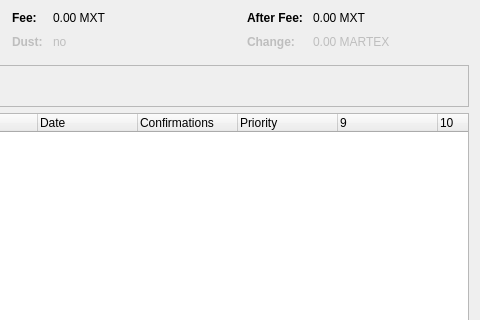
Qt form src/qt/forms/coincontroldialog.ui (marcianovc/martexcoin) before a commit; both pictures show x 474 to 954 and y 0 to 320 of the 954 by 500 pixel window.
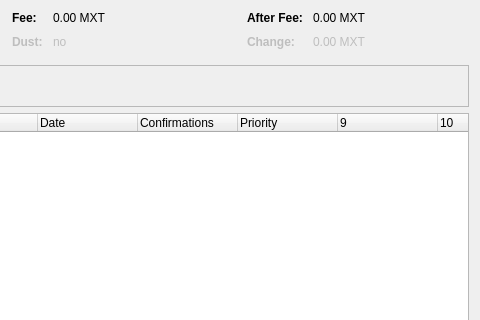
The same form after that commit. Custom widgets are drawn as their Qt base class.

The edit to the form file:
```diff
--- a/src/qt/forms/coincontroldialog.ui
+++ b/src/qt/forms/coincontroldialog.ui
@@ -321,7 +321,7 @@
           <enum>Qt::ActionsContextMenu</enum>
          </property>
          <property name="text">
-          <string notr="true">0.00 MARTEX</string>
+          <string notr="true">0.00 MXT</string>
          </property>
          <property name="textInteractionFlags">
           <set>Qt::LinksAccessibleByMouse|Qt::TextSelectableByKeyboard|Qt::TextSelectableByMouse</set>
```
